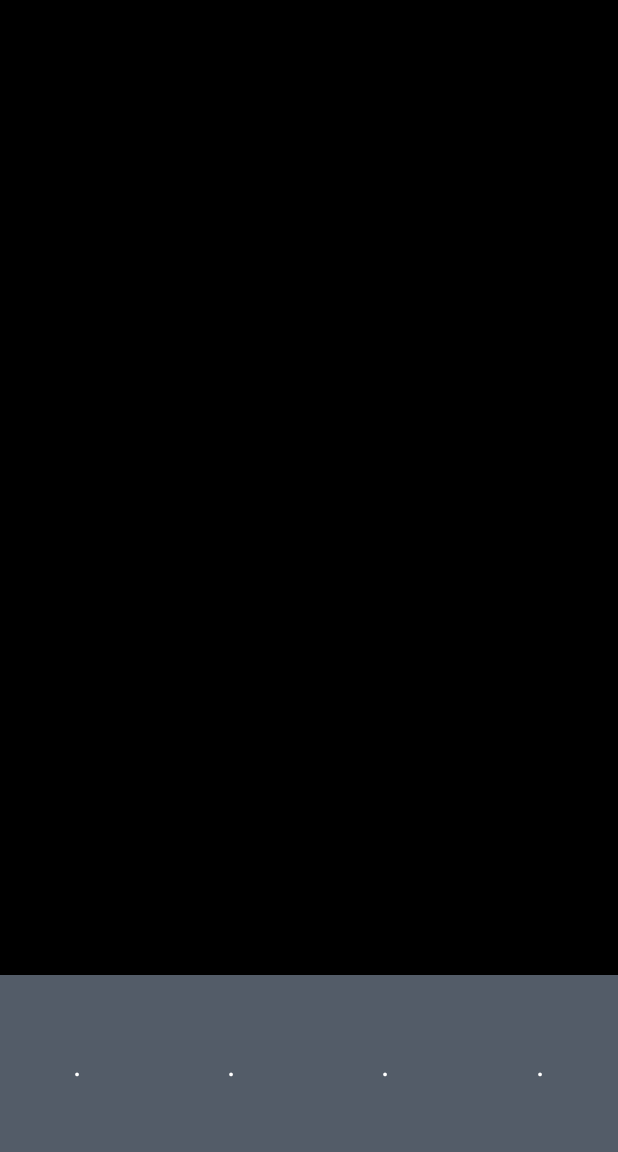
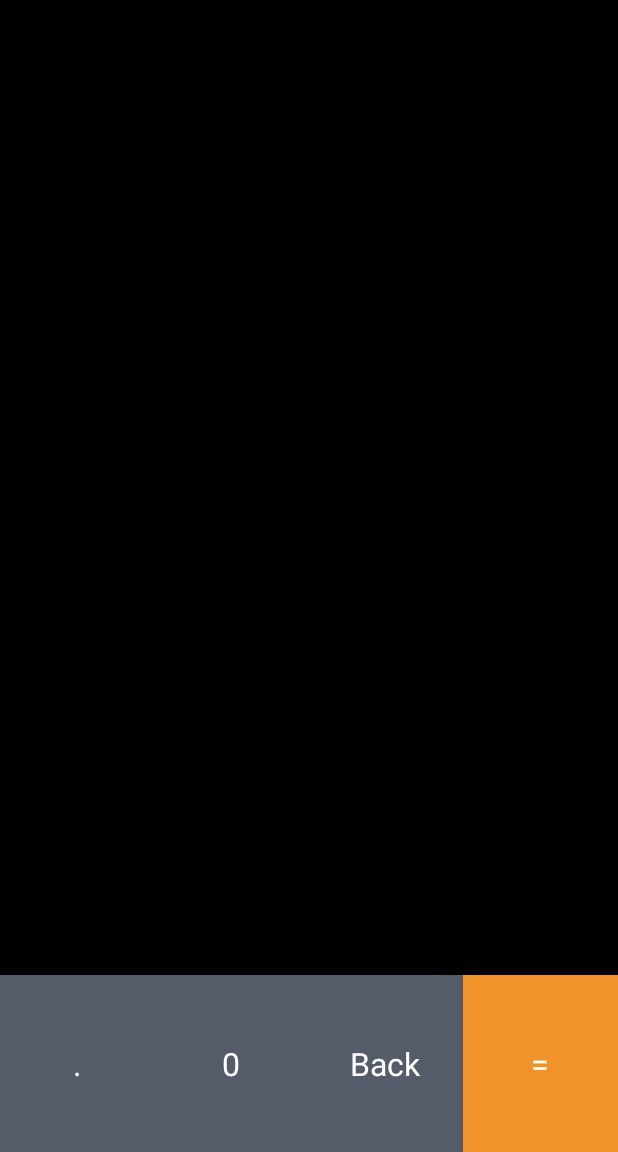
Before and after one commit to JeewanthaLahiru/android-studio-practices, an Android app: the screen it shows after launch (MainActivity), on a phone screen of 412 x 824 dp, the part 84-1236 px from its top. Run offline under Robolectric (Android 15) with nearby library versions, the phone set to English and light mode, and no system bars.

Commit message:
circle button background for numbers

```diff
--- /dev/null
+++ b/IphoneCalculatorforandroid/app/src/main/res/drawable-v24/circle_text_view.xml
@@ -0,0 +1,4 @@
+<?xml version="1.0" encoding="utf-8"?>
+<selector xmlns:android="http://schemas.android.com/apk/res/android">
+    <item android:drawable="@drawable/circle" />
+</selector>
--- a/IphoneCalculatorforandroid/app/src/main/res/layout/activity_main.xml
+++ b/IphoneCalculatorforandroid/app/src/main/res/layout/activity_main.xml
@@ -71,17 +71,21 @@
             android:orientation="horizontal"
             >
             <TextView
+                android:id="@+id/calDot"
                 style="@style/NumberButtonStyle"
                 android:text="."/>
             <TextView
+                android:id="@+id/calZero"
                 style="@style/NumberButtonStyle"
-                android:text="."/>
+                android:text="0"/>
             <TextView
+                android:id="@+id/calBack"
                 style="@style/NumberButtonStyle"
-                android:text="."/>
+                android:text="Back"/>
             <TextView
-                style="@style/NumberButtonStyle"
-                android:text="."/>
+                android:id="@+id/calEqual"
+                style="@style/ActionButtonOrangeStyle"
+                android:text="="/>
 
 
         </LinearLayout>
--- a/IphoneCalculatorforandroid/app/src/main/res/values/styles.xml
+++ b/IphoneCalculatorforandroid/app/src/main/res/values/styles.xml
@@ -16,6 +16,7 @@
         <item name="android:textSize">21sp</item>
         <item name="android:textColor">@android:color/white</item>
         <item name="android:gravity">center</item>
+        <item name="android:shape">oval</item>
     </style>
     <style name="ActionButtonGreyStyle">
         <item name="android:layout_width">0dp</item>
@@ -34,6 +35,7 @@
         <item name="android:textSize">21sp</item>
         <item name="android:textColor">@android:color/white</item>
         <item name="android:gravity">center</item>
+        <item name="android:shape">oval</item>
     </style>
 
 </resources>
```
Also changed, not shown: IphoneCalculatorforandroid/app/src/main/res/drawable-v24/circle.xml (added, +10 -0 lines).
